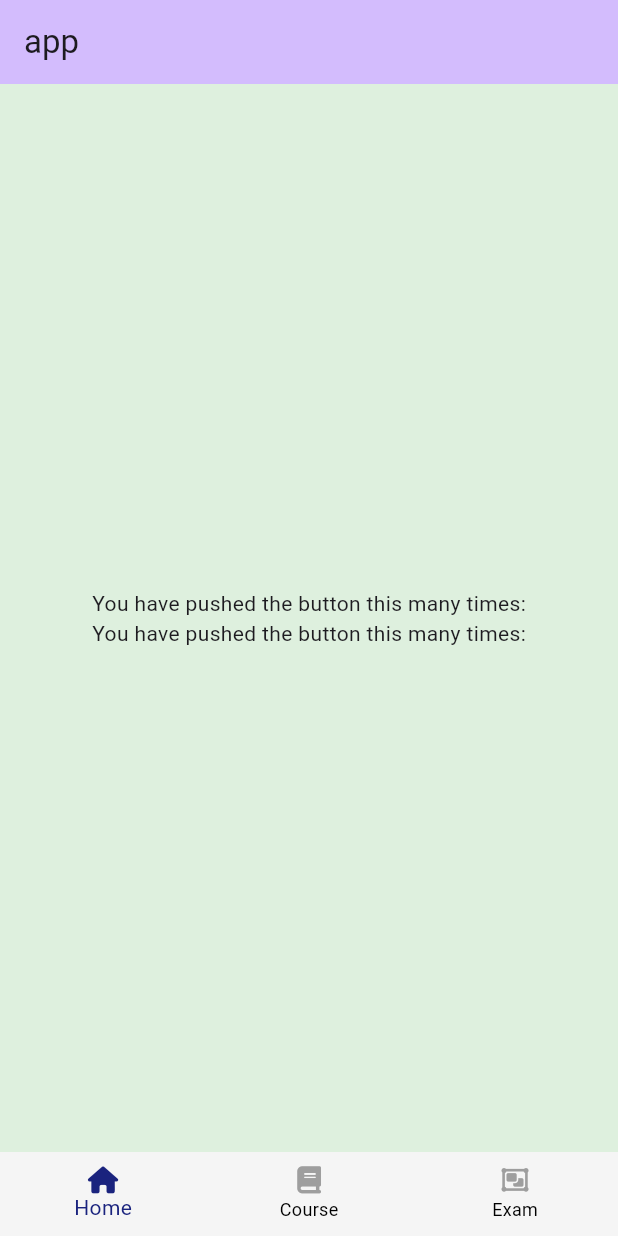
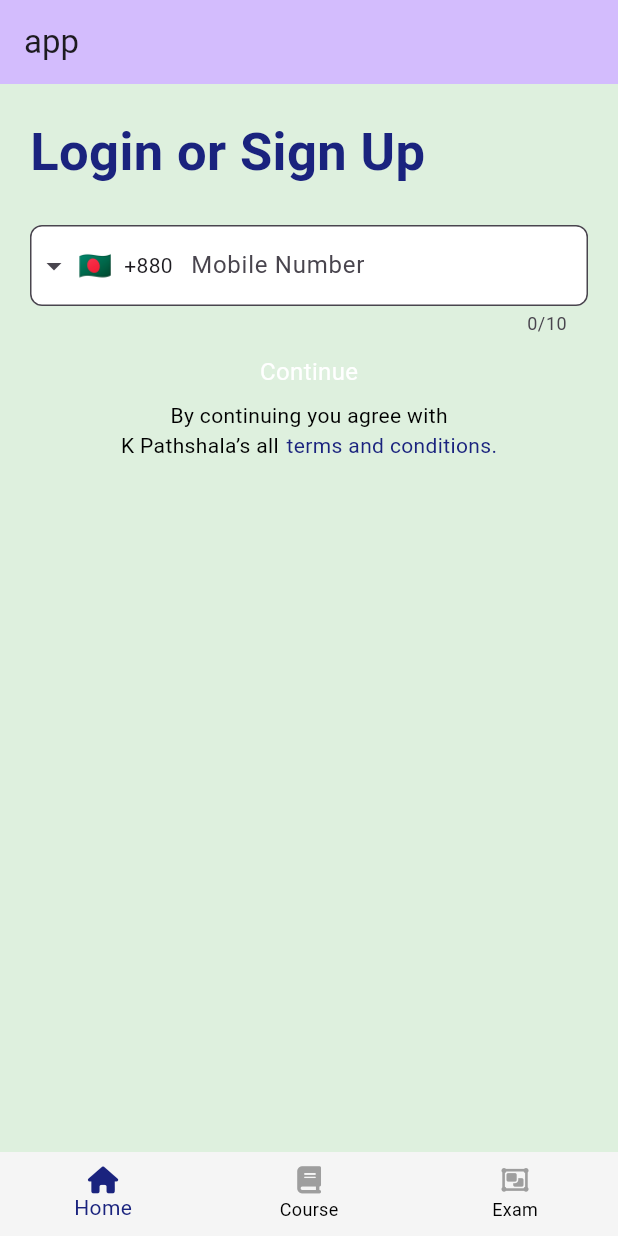
Before and after one commit to mdarafat1570/K-PathShala, a Flutter app: the screen it shows after launch, on a phone screen of 412 x 824 dp. Run offline on Flutter 3.47's test engine with Material 3 defaults, Android fonts, the phone set to English and light mode, and no system bars; drawn by our look-alikes of intl_phone_field; our stand-ins replace font_awesome_flutter; missing offline and left inert: custom_button_builder.

Commit message:
Home Page 50% UI done

```diff
--- /dev/null
+++ b/lib/dashbord/home_Page.dart
@@ -0,0 +1,150 @@
+import 'package:flutter/material.dart';
+import 'package:intl_phone_field/intl_phone_field.dart'; // Import the package
+import 'package:kpathshala/app_theme/app_color.dart';
+import 'package:kpathshala/widget/common_widget/common_button_add.dart';
+import 'package:kpathshala/widget/common_widget/custom_text.dart.dart';
+
+class MyHomePage extends StatefulWidget {
+  const MyHomePage({super.key, required this.title});
+
+  final String title;
+
+  @override
+  State<MyHomePage> createState() => _MyHomePageState();
+}
+
+class _MyHomePageState extends State<MyHomePage> {
+  final TextEditingController myController = TextEditingController();
+  String? errorMessage;
+
+  @override
+  Widget build(BuildContext context) {
+    return Scaffold(
+      backgroundColor: AppColor.accentColor,
+      appBar: AppBar(
+        backgroundColor: Theme.of(context).colorScheme.inversePrimary,
+        title: Text(widget.title),
+      ),
+      body: Center(
+        child: Padding(
+          padding: const EdgeInsets.all(8.0),
+          child: Column(
+            mainAxisAlignment: MainAxisAlignment.start,
+            children: [
+              Padding(
+                padding: const EdgeInsets.all(12.0),
+                child: Row(
+                  children: [
+                    customText(
+                      "Login or Sign Up",
+                      TextType.title,
+                      color: AppColor.deepPurple,
+                    ),
+                  ],
+                ),
+              ),
+              Padding(
+                padding: const EdgeInsets.all(12.0),
+                child: IntlPhoneField(
+                  controller: myController,
+                  decoration: InputDecoration(
+                    labelText: "Mobile Number",
+                    hintText: "Mobile",
+                    errorText: errorMessage,
+                    fillColor:
+                        Colors.white, // Background color of the input field
+                    filled: true, // Enables the fillColor
+                    border: OutlineInputBorder(
+                      borderRadius: BorderRadius.circular(8.0),
+                      borderSide: BorderSide(
+                        color: errorMessage == null ? Colors.grey : Colors.red,
+                        width: 2.0,
+                      ),
+                    ),
+                    focusedBorder: OutlineInputBorder(
+                      borderRadius: BorderRadius.circular(8.0),
+                      borderSide: BorderSide(
+                        color: errorMessage == null ? Colors.blue : Colors.red,
+                        width: 2.0,
+                      ),
+                    ),
+                    contentPadding: const EdgeInsets.symmetric(
+                        vertical: 15.0, horizontal: 10.0),
+                  ),
+                  initialCountryCode:
+                      'BD', // Sets Bangladesh as the default country
+                  onChanged: (phone) {
+                    setState(() {
+                      if (phone.number.isEmpty) {
+                        errorMessage = "Mobile number is required";
+                      } else {
+                        errorMessage = null;
+                      }
+                    });
+                  },
+                ),
+              ),
+              commonCustomButton(
+                width: 300,
+                backgroundColor: AppColor.deepPurple,
+                height: 50,
+                borderRadius: 25,
+                margin: const EdgeInsets.all(10),
+                onPressed: () {
+                  print("Button pressed");
+                },
+                iconWidget: const Icon(
+                  Icons.arrow_forward,
+                  size: 25,
+                  color: Colors.white,
+                ),
+                reversePosition: true,
+                child: customText(
+                  "Continue",
+                  TextType.normal,
+                  color: AppColor.white,
+                  fontSize: 16,
+                ),
+              ),
+              Padding(
+                padding: const EdgeInsets.all(8.0),
+                child: Center(
+                  child: Column(
+                    children: [
+                      customText(
+                        "By continuing you agree with",
+                        TextType.normal,
+                        color: const Color.fromARGB(255, 0, 0, 0),
+                        fontSize: 14,
+                      ),
+                      Row(
+                        mainAxisAlignment: MainAxisAlignment.center,
+                        children: [
+                          customText(
+                            "K Pathshala’s all",
+                            TextType.normal,
+                            color: const Color.fromARGB(255, 0, 0, 0),
+                            fontSize: 14,
+                          ),
+                          const SizedBox(
+                            width: 5,
+                          ),
+                          customText(
+                            "terms and conditions.",
+                            TextType.normal,
+                            color: AppColor.deepPurple,
+                            fontSize: 14,
+                          ),
+                        ],
+                      ),
+                    ],
+                  ),
+                ),
+              ),
+            ],
+          ),
+        ),
+      ),
+    );
+  }
+}
--- a/lib/dashbord/myhomepage.dart
+++ /dev/null
@@ -1,37 +0,0 @@
-import 'package:flutter/material.dart';
-import 'package:kpathshala/app_theme/app_color.dart';
-
-class MyHomePage extends StatefulWidget {
-  const MyHomePage({super.key, required this.title});
-
-  final String title;
-
-  @override
-  State<MyHomePage> createState() => _MyHomePageState();
-}
-
-class _MyHomePageState extends State<MyHomePage> {
-  @override
-  Widget build(BuildContext context) {
-    return Scaffold(
-      backgroundColor: AppColor.accentColor,
-      appBar: AppBar(
-        backgroundColor: Theme.of(context).colorScheme.inversePrimary,
-        title: Text(widget.title),
-      ),
-      body: const Center(
-        child: Column(
-          mainAxisAlignment: MainAxisAlignment.center,
-          children: <Widget>[
-            Text(
-              'You have pushed the button this many times:',
-            ),
-            Text(
-              'You have pushed the button this many times:',
-            ),
-          ],
-        ),
-      ),
-    );
-  }
-}
--- a/lib/navigationbar/navigationBar.dart
+++ b/lib/navigationbar/navigationBar.dart
@@ -1,9 +1,9 @@
 import 'package:flutter/material.dart';
 import 'package:font_awesome_flutter/font_awesome_flutter.dart';
 import 'package:kpathshala/app_theme/app_color.dart';
-import 'package:kpathshala/dashbord/Courses.dart';
-import 'package:kpathshala/dashbord/exam.dart';
-import 'package:kpathshala/dashbord/myhomepage.dart';
+import 'package:kpathshala/dashbord/courses_page.dart';
+import 'package:kpathshala/dashbord/exam_page.dart';
+import 'package:kpathshala/dashbord/home_Page.dart';
 
 class Navigation extends StatefulWidget {
   const Navigation({super.key});
--- a/lib/screen/splash_screen.dart
+++ b/lib/screen/splash_screen.dart
@@ -2,7 +2,6 @@ import 'dart:async';
 
 import 'package:flutter/material.dart';
 import 'package:kpathshala/app_theme/app_color.dart';
-import 'package:kpathshala/dashbord/myhomepage.dart';
 import 'package:kpathshala/navigationbar/navigationBar.dart';
 
 class SplashScreen extends StatefulWidget {
@@ -15,7 +14,6 @@ class SplashScreen extends StatefulWidget {
 class _SplashScreenState extends State<SplashScreen> {
   @override
   void initState() {
-    // TODO: implement initState
     super.initState();
     Timer(
         Duration(seconds: 3),
@@ -31,7 +29,7 @@ class _SplashScreenState extends State<SplashScreen> {
           child: Container(
         height: 150,
         width: 150,
-        decoration: BoxDecoration(
+        decoration: const BoxDecoration(
             image: DecorationImage(
                 image: AssetImage('assets/Group.png'), fit: BoxFit.cover)),
       )),
--- a/lib/widget/common_widget/common_page.dart
+++ b/lib/widget/common_widget/common_page.dart
@@ -1,4 +1,4 @@
-import 'package:custom_button_builder/custom_button_builder.dart';
+
 import 'package:flutter/material.dart';
 import 'package:kpathshala/widget/common_widget/common_button_add.dart';
 import 'package:kpathshala/widget/common_widget/customTextField.dart';
--- a/lib/widget/common_widget/customTextField.dart
+++ b/lib/widget/common_widget/customTextField.dart
@@ -32,6 +32,8 @@ Widget customTextField({
           width: 2.0,
         ),
       ),
+      fillColor: Colors.white,
+      filled: true,
       contentPadding: EdgeInsets.symmetric(vertical: 15.0, horizontal: 10.0),
     ),
   );
--- a/lib/widget/common_widget/custom_text.dart.dart
+++ b/lib/widget/common_widget/custom_text.dart.dart
@@ -11,7 +11,7 @@ Widget customText(String text, TextType type,
         text,
         style: TextStyle(
           color: color ?? AppColor.deepPurple,
-          fontSize: fontSize ?? 24.0,
+          fontSize: fontSize ?? 35.0,
           fontWeight: fontWeight ?? FontWeight.bold,
         ),
       );
--- a/pubspec.yaml
+++ b/pubspec.yaml
@@ -37,6 +37,8 @@ dependencies:
   cupertino_icons: ^1.0.6
   custom_button_builder: ^0.0.4
   font_awesome_flutter: ^10.7.0
+  intl_phone_number_input: ^0.7.4
+  intl_phone_field: ^3.2.0
 
 dev_dependencies:
   flutter_test:
```
Also changed, not shown: lib/dashbord/courses_page.dart (renamed from lib/dashbord/Courses.dart), lib/dashbord/exam_page.dart (renamed from lib/dashbord/exam.dart), pubspec.lock.
